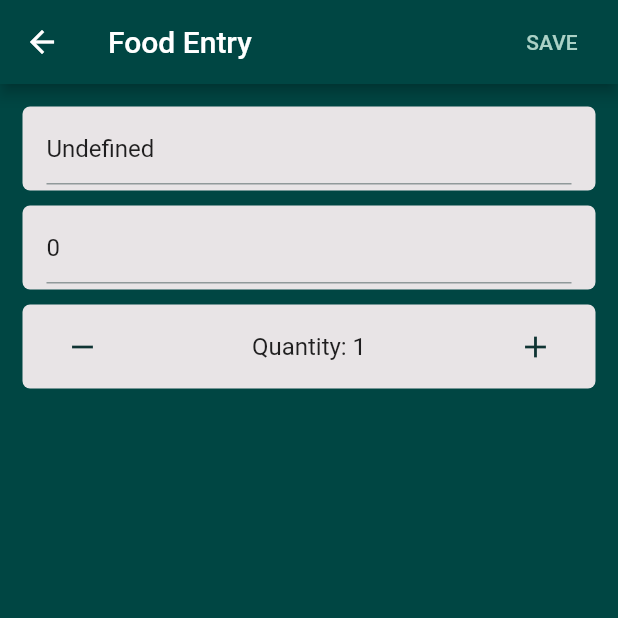
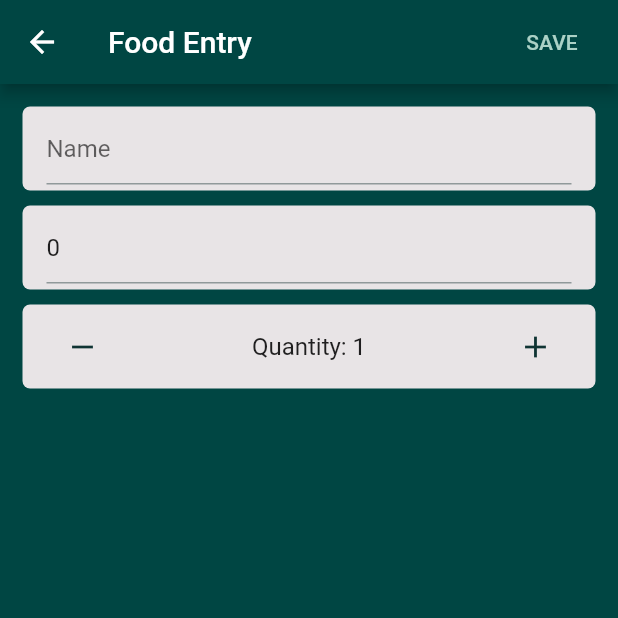
Before and after one commit to DJayalath/calorie_counter, a Flutter app: the FoodView screen opened directly, on a phone screen of 412 x 824 dp, the top half of it. Run offline on Flutter 3.47's test engine with Material 2 defaults, Android fonts, the phone set to English and light mode, and no system bars; our stand-ins replace shared_preferences; accounts and stored records are empty.

```diff
--- a/lib/diary_entry.dart
+++ b/lib/diary_entry.dart
@@ -54,7 +54,7 @@ class DiaryEntry {
         var days = ['Monday', 'Tuesday', 'Wednesday', 'Thursday', 'Friday', 'Saturday', 'Sunday'];
         var months = ['January', 'February', 'March', 'April', 'May', 'June', 'July', 'August', 'September', 'October', 'November', 'December'];
 
-        return "${days[date.weekday]} ${months[date.month - 1]} ${date.day}, ${date.year}";
+        return "${days[date.weekday - 1]} ${months[date.month - 1]} ${date.day}, ${date.year}";
     }
 
     void addBreakfastItem(FoodEntry foodEntry) {
--- a/lib/food_entry.dart
+++ b/lib/food_entry.dart
@@ -5,7 +5,7 @@ class FoodEntry {
     int quantity;
 
     FoodEntry.empty() {
-        name = "Undefined";
+        name = "";
         calories = 0;
         quantity = 1;
     }
--- a/lib/food_view.dart
+++ b/lib/food_view.dart
@@ -37,6 +37,11 @@ class FoodViewState extends State<FoodView> {
                     FlatButton(
                         textColor: themeData.colorScheme.onBackground,
                         onPressed: () {
+                            widget.foodEntry.name = _nameController.text;
+
+                            // TODO: Sanitise input
+                            widget.foodEntry.calories = int.parse(_calController.text);
+
                             Navigator.pop(context, widget.foodEntry);
                         },
                         child: Text(
```
Also changed, not shown: lib/diary.dart (+1 -8 lines), lib/entry_view.dart (+14 -1 lines).
